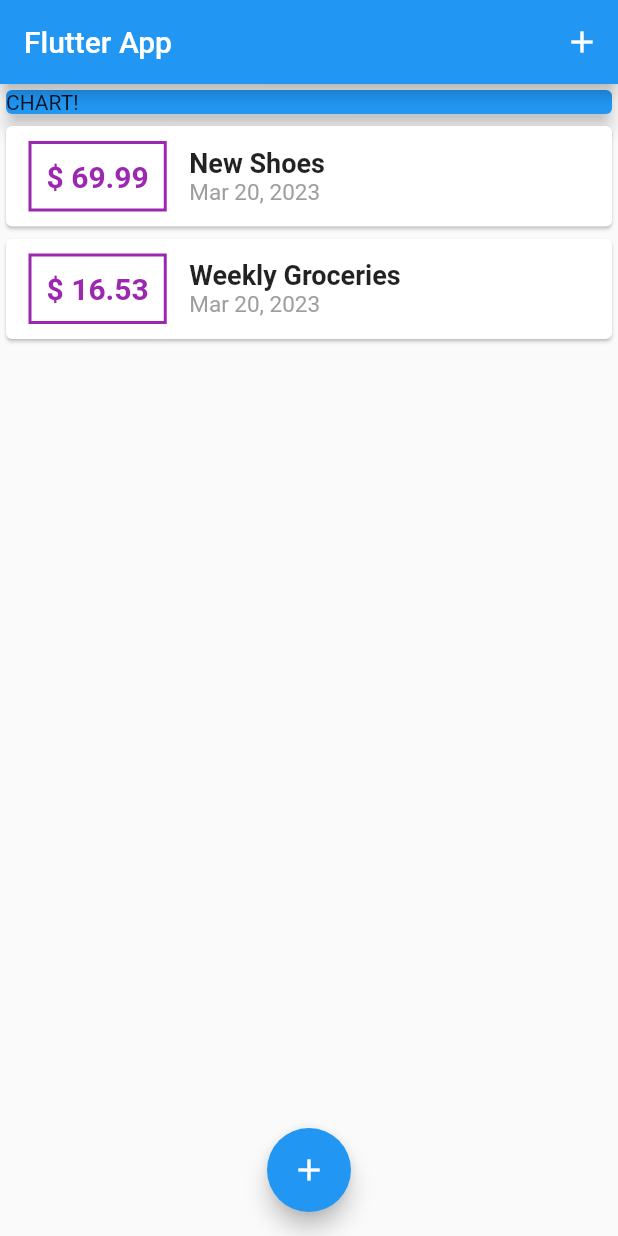
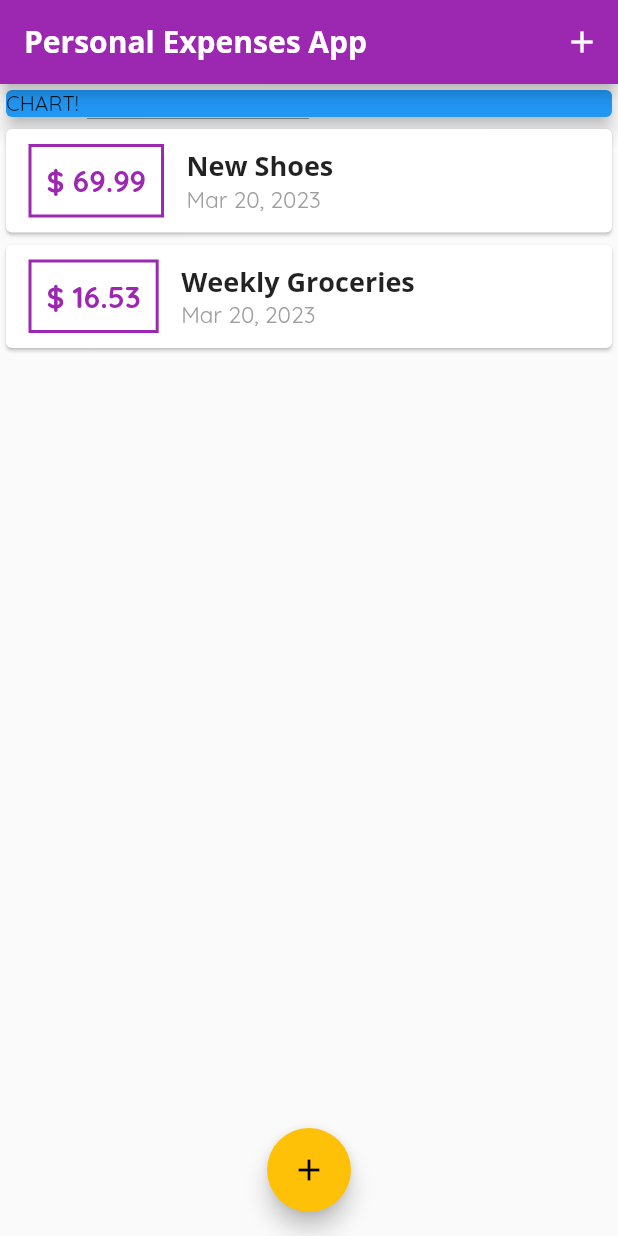
Before and after one commit to dyatco/flutterExpenseTracker, a Flutter app: the screen it shows after launch, on a phone screen of 412 x 824 dp. Run offline on Flutter 3.47's test engine with Material 2 defaults, Android fonts, the phone set to English and light mode, and no system bars.

Commit message:
added theme

```diff
--- a/lib/main.dart
+++ b/lib/main.dart
@@ -12,6 +12,25 @@ class MyApp extends StatelessWidget {
   Widget build(BuildContext context) {
     return MaterialApp(
       title: 'Personal Expenses App',
+      // Sets color theme
+      theme: ThemeData(
+        primarySwatch: Colors.purple,
+        accentColor: Colors.amber,
+        fontFamily: 'Quicksand',
+        textTheme: TextTheme(
+          titleMedium: TextStyle(
+              fontFamily: 'OpenSans',
+              fontSize: 18,
+              fontWeight: FontWeight.bold),
+        ),
+        // Setting own app bar theme
+        appBarTheme: AppBarTheme(
+          titleTextStyle: TextStyle(
+              fontFamily: 'OpenSans',
+              fontSize: 20,
+              fontWeight: FontWeight.bold),
+        ),
+      ),
       home: MyHomePage(),
     );
   }
@@ -23,7 +42,6 @@ class MyHomePage extends StatefulWidget {
 }
 
 class _MyHomePageState extends State<MyHomePage> {
-
   final List<Transaction> _userTransactions = [
     Transaction(
       id: 't1',
@@ -53,16 +71,21 @@ class _MyHomePageState extends State<MyHomePage> {
   }
 
   void _startAddNewTransaction(BuildContext ctx) {
-    showModalBottomSheet(context: ctx, builder: (_) {
-      return NewTransaction(_addNewTransaction);
-    },);
+    showModalBottomSheet(
+      context: ctx,
+      builder: (_) {
+        return NewTransaction(_addNewTransaction);
+      },
+    );
   }
 
   @override
   Widget build(BuildContext context) {
     return Scaffold(
       appBar: AppBar(
-        title: Text('Flutter App'),
+        title: Text(
+          'Personal Expenses App',
+        ),
 
         // Show transaction list button
         actions: <Widget>[
--- a/lib/widgets/transaction_list.dart
+++ b/lib/widgets/transaction_list.dart
@@ -26,7 +26,7 @@ class TransactionList extends StatelessWidget{
                   padding: EdgeInsets.all(10),
                   decoration: BoxDecoration(
                     border: Border.all(
-                      color: Colors.purple,
+                      color: Theme.of(context).primaryColor,
                       width: 2,
                     ),
                   ),
@@ -35,7 +35,7 @@ class TransactionList extends StatelessWidget{
                     style: TextStyle(
                       fontWeight: FontWeight.bold,
                       fontSize: 20,
-                      color: Colors.purple,
+                      color: Theme.of(context).primaryColor,
                     ),
                   ),
                 ),
@@ -45,11 +45,9 @@ class TransactionList extends StatelessWidget{
                   children: <Widget>[
                     Text(
                       transactions[index].title,
-                      style: TextStyle(
-                        fontWeight: FontWeight.bold,
-                        fontSize: 18,
-                      ),
+                      style: Theme.of(context).textTheme.titleMedium,
                     ),
+
                     Text(
                       DateFormat.yMMMd().format(transactions[index].date),
                       style: TextStyle(
```
Also changed, not shown: pubspec.yaml (+11 -6 lines), assets/fonts/OpenSans-Bold.ttf (added), assets/fonts/OpenSans-Regular.ttf (added), assets/fonts/Quicksand-Bold.ttf (added), assets/fonts/Quicksand-Light.ttf (added), assets/fonts/Quicksand-Medium.ttf (added), assets/fonts/Quicksand-Regular.ttf (added), 1 other file.
